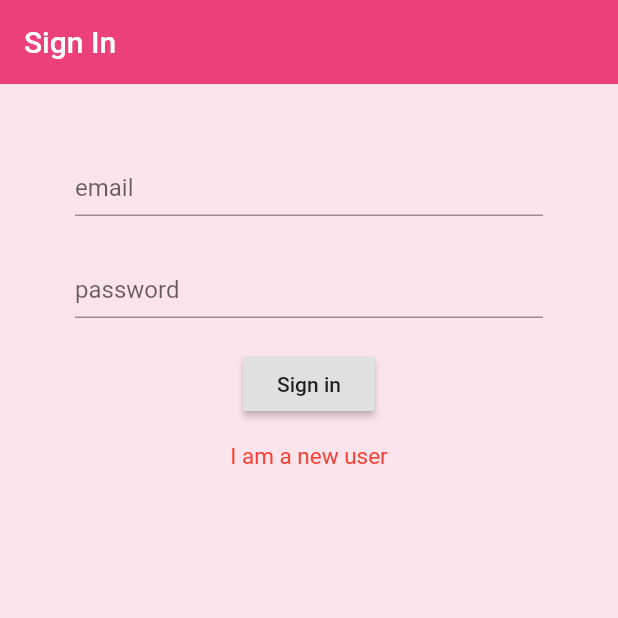
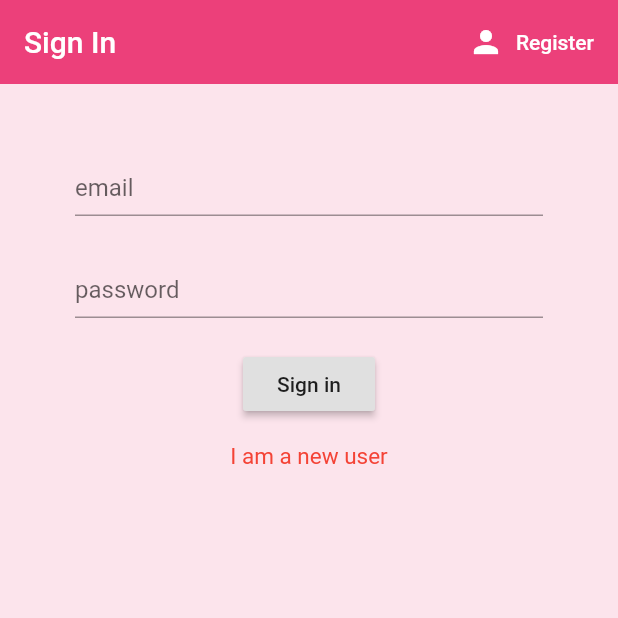
Before and after one commit to Saransh-cpp/BookRentApp-Chapter3, a Flutter app: the screen it shows after launch, on a phone screen of 412 x 824 dp, the top half of it. Run offline on Flutter 3.47's test engine with Material 2 defaults, Android fonts, the phone set to English and light mode, and no system bars; our stand-ins replace carousel_pro, cloud_firestore, curved_navigation_bar, firebase_auth, firebase_core, firebase_database and 6 more; missing offline and left inert: firebase_admob; accounts and stored records are empty.

Commit message:
Update LoginPage.dart

```diff
--- a/lib/Screens/LoginPage.dart
+++ b/lib/Screens/LoginPage.dart
@@ -116,6 +116,24 @@ class _SignInState extends State<SignIn> {
         title: Text("Sign In"),
         backgroundColor: Colors.pink[400],
         elevation: 0,
+        actions: [
+           FlatButton.icon(
+               onPressed: () {
+                 widget.toggleView();
+               },
+               icon: Icon(
+                   Icons.person,
+                 color: Colors.white,
+               ),
+               label: Text(
+                 'Register',
+                 style: TextStyle(
+                   color: Colors.white,
+                 ),
+               )
+           )
+         ],
+
 
       ),
       body: Container(
```
